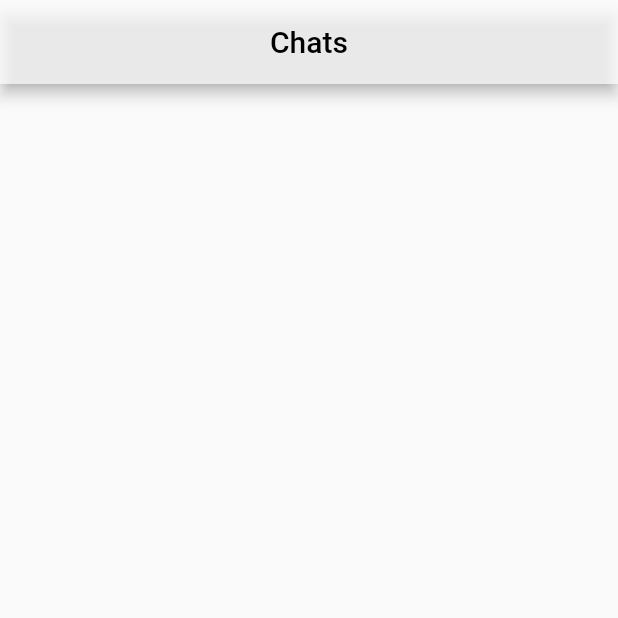
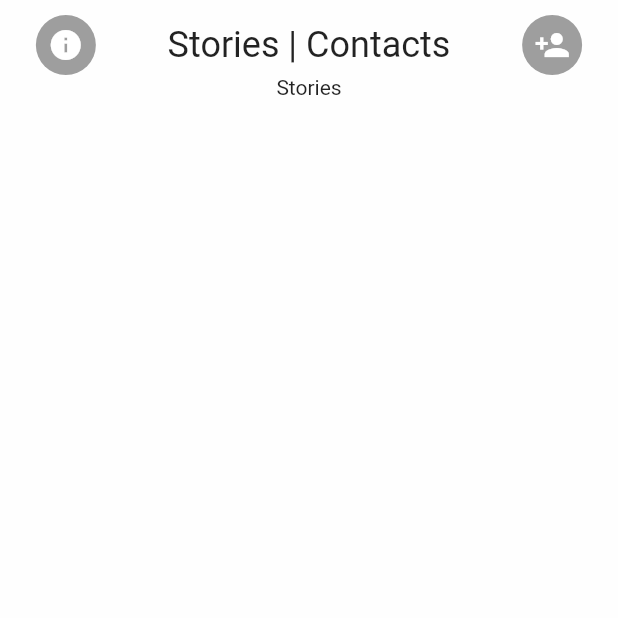
Before and after one commit to stefannovak/snapfake, a Flutter app: the StoryScreen screen opened by its route, on a phone screen of 412 x 824 dp, the top half of it. Run offline on Flutter 3.47's test engine with Material 2 defaults, Android fonts, the phone set to English and light mode, and no system bars; our stand-ins replace bordered_text.

```diff
--- a/lib/screens/app/chatlist_screen.dart
+++ b/lib/screens/app/chatlist_screen.dart
@@ -17,7 +17,9 @@ class ChatListScreen extends StatelessWidget {
         centerTitle: true,
         automaticallyImplyLeading: false,
         leading: AddButton(
-          onTap: null,
+          onTap: () {
+            print("New convo clicked");
+          },
         ),
       ),
       body: ListView(
--- a/lib/screens/app/story_screen.dart
+++ b/lib/screens/app/story_screen.dart
@@ -6,14 +6,61 @@ class StoryScreen extends StatelessWidget {
   @override
   Widget build(BuildContext context) {
     return Scaffold(
-      appBar: AppBar(
-        backgroundColor: Colors.white70,
-        title: Text(
-          "Chats",
-          style: TextStyle(color: Colors.black),
+      body: SafeArea(
+        child: Container(
+          padding: EdgeInsets.symmetric(vertical: 10.0),
+          color: Colors.white70,
+          child: Column(
+            children: <Widget>[
+              Row(
+                mainAxisAlignment: MainAxisAlignment.spaceAround,
+                children: <Widget>[
+                  GestureDetector(
+                    onTap: () {
+                      print("Info selected");
+                    },
+                    child: CircleAvatar(
+                      backgroundColor: Colors.grey,
+                      child: Icon(
+                        Icons.info,
+                        color: Colors.white,
+                      ),
+                    ),
+                  ),
+                  Text(
+                    "Stories | Contacts",
+                    style: TextStyle(fontSize: 24),
+                  ),
+                  GestureDetector(
+                    onTap: () {
+                      print("Add contact selected");
+                    },
+                    child: CircleAvatar(
+                      backgroundColor: Colors.grey,
+                      child: Icon(
+                        Icons.person_add,
+                        color: Colors.white,
+                      ),
+                    ),
+                  ),
+                ],
+              ),
+              Column(
+                children: <Widget>[
+                  Text("Stories"),
+//                  ListView(
+////                    scrollDirection: Axis.horizontal,
+//                    children: <Widget>[
+//                      CircleAvatar(
+//                        child: Icon(Icons.visibility),
+//                      ),
+//                    ],
+//                  ),
+                ],
+              ),
+            ],
+          ),
         ),
-        centerTitle: true,
-        automaticallyImplyLeading: false,
       ),
     );
   }
```
